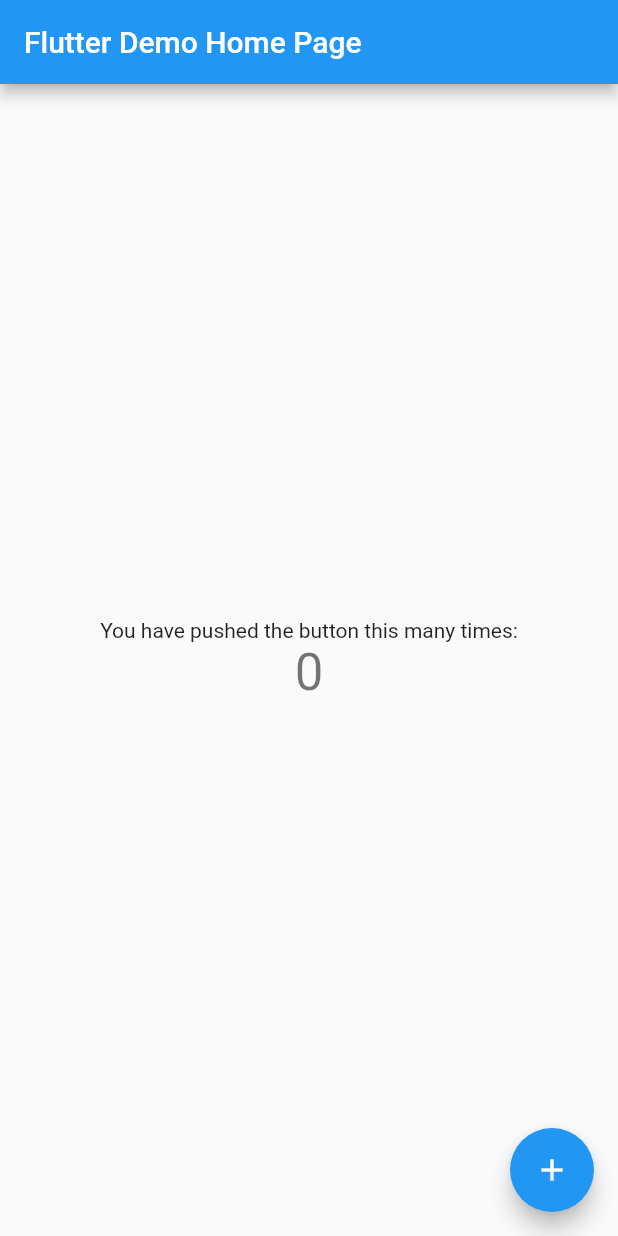
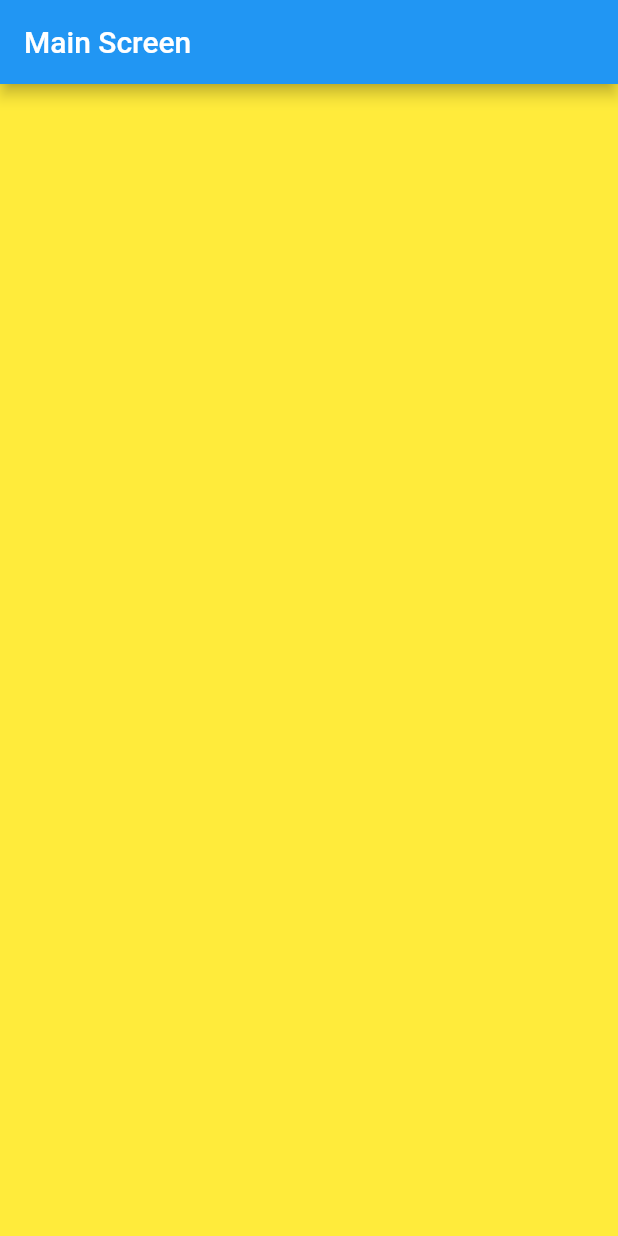
Before and after one commit to ecdundar/ambartest, a Flutter app: the screen it shows after launch, on a phone screen of 412 x 824 dp. Run offline on Flutter 3.47's test engine with Material 2 defaults, Android fonts, the phone set to English and light mode, and no system bars.

Commit message:
ilk commit

```diff
--- a/lib/main.dart
+++ b/lib/main.dart
@@ -1,3 +1,4 @@
+import 'package:ambartest/screens/MainScreen.dart';
 import 'package:flutter/material.dart';
 
 void main() {
@@ -7,109 +8,14 @@
 class MyApp extends StatelessWidget {
   const MyApp({super.key});
 
-  // This widget is the root of your application.
   @override
   Widget build(BuildContext context) {
     return MaterialApp(
       title: 'Flutter Demo',
       theme: ThemeData(
-        // This is the theme of your application.
-        //
-        // Try running your application with "flutter run". You'll see the
-        // application has a blue toolbar. Then, without quitting the app, try
-        // changing the primarySwatch below to Colors.green and then invoke
-        // "hot reload" (press "r" in the console where you ran "flutter run",
-        // or simply save your changes to "hot reload" in a Flutter IDE).
-        // Notice that the counter didn't reset back to zero; the application
-        // is not restarted.
         primarySwatch: Colors.blue,
       ),
-      home: const MyHomePage(title: 'Flutter Demo Home Page'),
+      home: MainScreen(),
     );
   }
 }
-
-class MyHomePage extends StatefulWidget {
-  const MyHomePage({super.key, required this.title});
-
-  // This widget is the home page of your application. It is stateful, meaning
-  // that it has a State object (defined below) that contains fields that affect
-  // how it looks.
-
-  // This class is the configuration for the state. It holds the values (in this
-  // case the title) provided by the parent (in this case the App widget) and
-  // used by the build method of the State. Fields in a Widget subclass are
-  // always marked "final".
-
-  final String title;
-
-  @override
-  State<MyHomePage> createState() => _MyHomePageState();
-}
-
-class _MyHomePageState extends State<MyHomePage> {
-  int _counter = 0;
-
-  void _incrementCounter() {
-    setState(() {
-      // This call to setState tells the Flutter framework that something has
-      // changed in this State, which causes it to rerun the build method below
-      // so that the display can reflect the updated values. If we changed
-      // _counter without calling setState(), then the build method would not be
-      // called again, and so nothing would appear to happen.
-      _counter++;
-    });
-  }
-
-  @override
-  Widget build(BuildContext context) {
-    // This method is rerun every time setState is called, for instance as done
-    // by the _incrementCounter method above.
-    //
-    // The Flutter framework has been optimized to make rerunning build methods
-    // fast, so that you can just rebuild anything that needs updating rather
-    // than having to individually change instances of widgets.
-    return Scaffold(
-      appBar: AppBar(
-        // Here we take the value from the MyHomePage object that was created by
-        // the App.build method, and use it to set our appbar title.
-        title: Text(widget.title),
-      ),
-      body: Center(
-        // Center is a layout widget. It takes a single child and positions it
-        // in the middle of the parent.
-        child: Column(
-          // Column is also a layout widget. It takes a list of children and
-          // arranges them vertically. By default, it sizes itself to fit its
-          // children horizontally, and tries to be as tall as its parent.
-          //
-          // Invoke "debug painting" (press "p" in the console, choose the
-          // "Toggle Debug Paint" action from the Flutter Inspector in Android
-          // Studio, or the "Toggle Debug Paint" command in Visual Studio Code)
-          // to see the wireframe for each widget.
-          //
-          // Column has various properties to control how it sizes itself and
-          // how it positions its children. Here we use mainAxisAlignment to
-          // center the children vertically; the main axis here is the vertical
-          // axis because Columns are vertical (the cross axis would be
-          // horizontal).
-          mainAxisAlignment: MainAxisAlignment.center,
-          children: <Widget>[
-            const Text(
-              'You have pushed the button this many times:',
-            ),
-            Text(
-              '$_counter',
-              style: Theme.of(context).textTheme.headlineMedium,
-            ),
-          ],
-        ),
-      ),
-      floatingActionButton: FloatingActionButton(
-        onPressed: _incrementCounter,
-        tooltip: 'Increment',
-        child: const Icon(Icons.add),
-      ), // This trailing comma makes auto-formatting nicer for build methods.
-    );
-  }
-}
--- /dev/null
+++ b/lib/screens/MainScreen.dart
@@ -0,0 +1,18 @@
+import 'package:flutter/material.dart';
+
+class MainScreen extends StatefulWidget {
+  const MainScreen({super.key});
+
+  @override
+  State<MainScreen> createState() => _MainScreenState();
+}
+
+class _MainScreenState extends State<MainScreen> {
+  @override
+  Widget build(BuildContext context) {
+    return Scaffold(
+      appBar: AppBar(title: Text("Main Screen")),
+      body: Container(color: Colors.yellow),
+    );
+  }
+}
```
